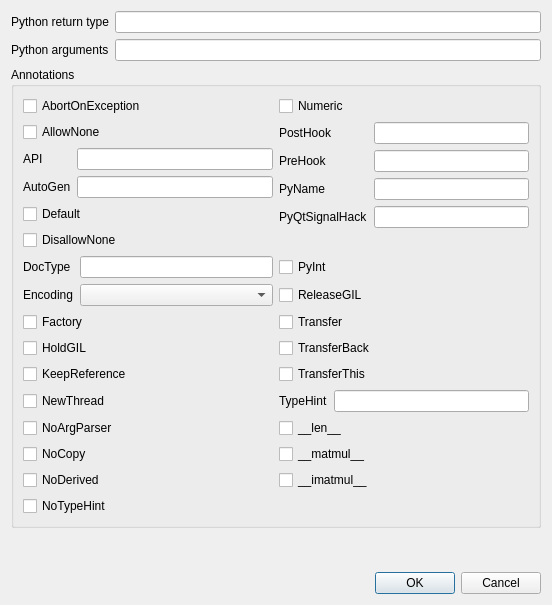
First picture: the form in metasip/api_editor/Designer/CallablePropertiesBase.ui, repository Python-SIP/metasip, before the edit.
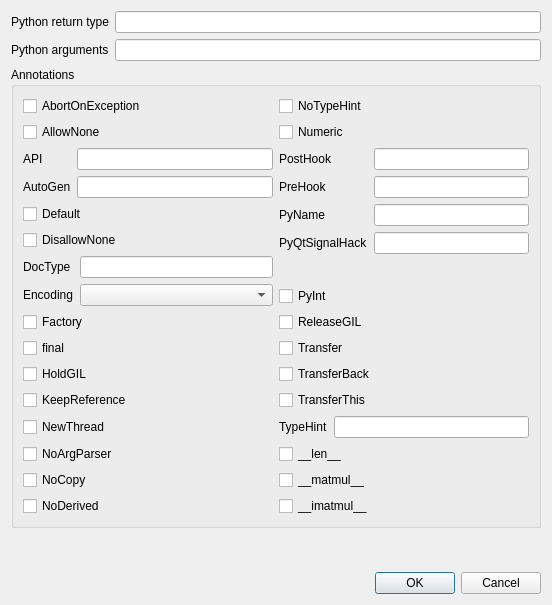
Second picture: the form after the edit.

Commit message: Added support for the 'final' keyword for methods. Updated the project version number to 12.

```diff
--- a/metasip/api_editor/Designer/CallablePropertiesBase.ui
+++ b/metasip/api_editor/Designer/CallablePropertiesBase.ui
@@ -52,9 +52,9 @@
        </widget>
       </item>
       <item row="0" column="1">
-       <widget class="QCheckBox" name="numericCb">
+       <widget class="QCheckBox" name="noTypeHintCb">
         <property name="text">
-         <string>Numeric</string>
+         <string>NoTypeHint</string>
         </property>
        </widget>
       </item>
@@ -65,7 +65,38 @@
         </property>
        </widget>
       </item>
-      <item row="1" column="1" rowspan="4">
+      <item row="1" column="1">
+       <widget class="QCheckBox" name="numericCb">
+        <property name="text">
+         <string>Numeric</string>
+        </property>
+       </widget>
+      </item>
+      <item row="2" column="0">
+       <layout class="QFormLayout" name="formLayout_2">
+        <item row="0" column="0">
+         <widget class="QLabel" name="label_3">
+          <property name="text">
+           <string>API</string>
+          </property>
+         </widget>
+        </item>
+        <item row="0" column="1">
+         <widget class="QLineEdit" name="api"/>
+        </item>
+        <item row="1" column="0">
+         <widget class="QLabel" name="label_4">
+          <property name="text">
+           <string>AutoGen</string>
+          </property>
+         </widget>
+        </item>
+        <item row="1" column="1">
+         <widget class="QLineEdit" name="autoGen"/>
+        </item>
+       </layout>
+      </item>
+      <item row="2" column="1" rowspan="4">
        <layout class="QFormLayout" name="formLayout_4">
         <item row="0" column="0">
          <widget class="QLabel" name="label_7">
@@ -109,30 +140,6 @@
         </item>
        </layout>
       </item>
-      <item row="2" column="0">
-       <layout class="QFormLayout" name="formLayout_2">
-        <item row="0" column="0">
-         <widget class="QLabel" name="label_3">
-          <property name="text">
-           <string>API</string>
-          </property>
-         </widget>
-        </item>
-        <item row="0" column="1">
-         <widget class="QLineEdit" name="api"/>
-        </item>
-        <item row="1" column="0">
-         <widget class="QLabel" name="label_4">
-          <property name="text">
-           <string>AutoGen</string>
-          </property>
-         </widget>
-        </item>
-        <item row="1" column="1">
-         <widget class="QLineEdit" name="autoGen"/>
-        </item>
-       </layout>
-      </item>
       <item row="3" column="0">
        <widget class="QCheckBox" name="defaultCb">
         <property name="text">
@@ -171,20 +178,13 @@
         </item>
        </layout>
       </item>
-      <item row="5" column="1">
+      <item row="6" column="1">
        <widget class="QCheckBox" name="pyIntCb">
         <property name="text">
          <string>PyInt</string>
         </property>
        </widget>
       </item>
-      <item row="6" column="1">
-       <widget class="QCheckBox" name="releaseGILCb">
-        <property name="text">
-         <string>ReleaseGIL</string>
-        </property>
-       </widget>
-      </item>
       <item row="7" column="0">
        <widget class="QCheckBox" name="factoryCb">
         <property name="text">
@@ -193,48 +193,62 @@
        </widget>
       </item>
       <item row="7" column="1">
+       <widget class="QCheckBox" name="releaseGILCb">
+        <property name="text">
+         <string>ReleaseGIL</string>
+        </property>
+       </widget>
+      </item>
+      <item row="8" column="0">
+       <widget class="QCheckBox" name="finalCb">
+        <property name="text">
+         <string>final</string>
+        </property>
+       </widget>
+      </item>
+      <item row="8" column="1">
        <widget class="QCheckBox" name="transferCb">
         <property name="text">
          <string>Transfer</string>
         </property>
        </widget>
       </item>
-      <item row="8" column="0">
+      <item row="9" column="0">
        <widget class="QCheckBox" name="holdGILCb">
         <property name="text">
          <string>HoldGIL</string>
         </property>
        </widget>
       </item>
-      <item row="8" column="1">
+      <item row="9" column="1">
        <widget class="QCheckBox" name="transferBackCb">
         <property name="text">
          <string>TransferBack</string>
         </property>
        </widget>
       </item>
-      <item row="9" column="0">
+      <item row="10" column="0">
        <widget class="QCheckBox" name="keepRefCb">
         <property name="text">
          <string>KeepReference</string>
         </property>
        </widget>
       </item>
-      <item row="9" column="1">
+      <item row="10" column="1">
        <widget class="QCheckBox" name="transferThisCb">
         <property name="text">
          <string>TransferThis</string>
         </property>
        </widget>
       </item>
-      <item row="10" column="0">
+      <item row="11" column="0">
        <widget class="QCheckBox" name="newThreadCb">
         <property name="text">
          <string>NewThread</string>
         </property>
        </widget>
       </item>
-      <item row="10" column="1">
+      <item row="11" column="1">
        <layout class="QFormLayout" name="formLayout_5">
         <item row="0" column="0">
          <widget class="QLabel" name="label_11">
@@ -248,55 +262,48 @@
         </item>
        </layout>
       </item>
-      <item row="11" column="0">
+      <item row="12" column="0">
        <widget class="QCheckBox" name="noArgParserCb">
         <property name="text">
          <string>NoArgParser</string>
         </property>
        </widget>
       </item>
-      <item row="11" column="1">
+      <item row="12" column="1">
        <widget class="QCheckBox" name="lenCb">
         <property name="text">
          <string>__len__</string>
         </property>
        </widget>
       </item>
-      <item row="12" column="0">
+      <item row="13" column="0">
        <widget class="QCheckBox" name="noCopyCb">
         <property name="text">
          <string>NoCopy</string>
         </property>
        </widget>
       </item>
-      <item row="12" column="1">
+      <item row="13" column="1">
        <widget class="QCheckBox" name="matmulCb">
         <property name="text">
          <string>__matmul__</string>
         </property>
        </widget>
       </item>
-      <item row="13" column="0">
+      <item row="14" column="0">
        <widget class="QCheckBox" name="noDerivedCb">
         <property name="text">
          <string>NoDerived</string>
         </property>
        </widget>
       </item>
-      <item row="13" column="1">
+      <item row="14" column="1">
        <widget class="QCheckBox" name="imatmulCb">
         <property name="text">
          <string>__imatmul__</string>
         </property>
        </widget>
       </item>
-      <item row="14" column="0">
-       <widget class="QCheckBox" name="noTypeHintCb">
-        <property name="text">
-         <string>NoTypeHint</string>
-        </property>
-       </widget>
-      </item>
      </layout>
     </widget>
    </item>
```
Left out of the diff: 1 changed line with no effect on the pictures. The commit also changes 13 other files.
